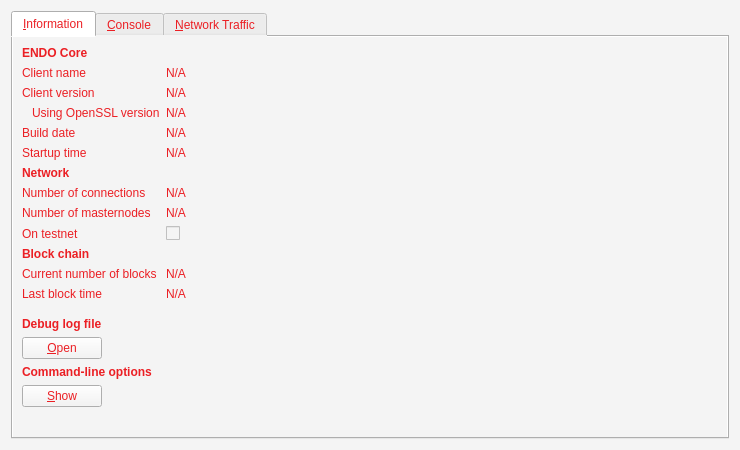
Above: src/qt/forms/rpcconsole.ui from SaltineChips/endox before the change. Below: the same form after it.
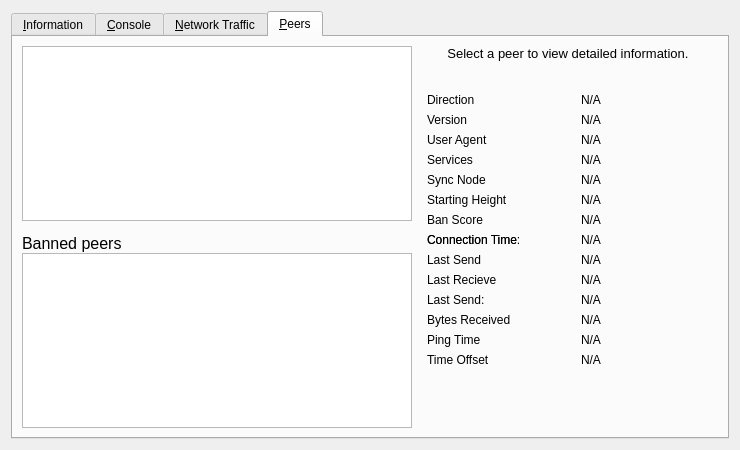
That is the form after the change. The open tabs and pages were chosen to show the change. Icons and pictures are not drawn. Custom widgets are drawn as their Qt base class.

Commit message:
EndoV3 ProtoRelease
Endo Blockchain
Changed-
pretty much everything

```diff
--- a/src/qt/forms/rpcconsole.ui
+++ b/src/qt/forms/rpcconsole.ui
@@ -1,7 +1,7 @@
 <?xml version="1.0" encoding="UTF-8"?>
 <ui version="4.0">
  <class>RPCConsole</class>
- <widget class="QDialog" name="RPCConsole">
+ <widget class="QWidget" name="RPCConsole">
   <property name="geometry">
    <rect>
     <x>0</x>
@@ -14,15 +14,11 @@
    <string>ENDO - Debug window</string>
   </property>
   <property name="styleSheet">
-   <string notr="true">color: rgb(204, 155, 68);
-background-color: rgb(244, 244, 244);</string>
+   <string notr="true"/>
   </property>
   <layout class="QVBoxLayout" name="verticalLayout_2">
    <item>
     <widget class="QTabWidget" name="tabWidget">
-     <property name="styleSheet">
-      <string notr="true">color: #eb1f24</string>
-     </property>
      <property name="currentIndex">
       <number>0</number>
      </property>
@@ -40,7 +36,7 @@
           </font>
          </property>
          <property name="text">
-          <string>ENDO Core</string>
+          <string>Endox-Coin Core</string>
          </property>
         </widget>
        </item>
@@ -1061,6 +1057,484 @@
        </item>
       </layout>
      </widget>
+     <widget class="QWidget" name="tab_peers">
+      <attribute name="title">
+       <string>&amp;Peers</string>
+      </attribute>
+      <layout class="QGridLayout" name="gridLayout_2">
+       <item row="0" column="0" rowspan="2">
+        <layout class="QVBoxLayout" name="verticalLayout_101">
+         <property name="spacing">
+          <number>0</number>
+         </property>
+         <item>
+          <widget class="QTableView" name="peerWidget">
+           <property name="horizontalScrollBarPolicy">
+            <enum>Qt::ScrollBarAsNeeded</enum>
+           </property>
+           <property name="sortingEnabled">
+            <bool>true</bool>
+           </property>
+           <attribute name="horizontalHeaderHighlightSections">
+            <bool>false</bool>
+           </attribute>
+          </widget>
+         </item>
+         <item>
+          <widget class="QLabel" name="banHeading">
+           <property name="sizePolicy">
+            <sizepolicy hsizetype="Preferred" vsizetype="Minimum">
+             <horstretch>0</horstretch>
+             <verstretch>0</verstretch>
+            </sizepolicy>
+           </property>
+           <property name="minimumSize">
+            <size>
+             <width>300</width>
+             <height>32</height>
+            </size>
+           </property>
+           <property name="maximumSize">
+            <size>
+             <width>16777215</width>
+             <height>32</height>
+            </size>
+           </property>
+           <property name="font">
+            <font>
+             <pointsize>12</pointsize>
+            </font>
+           </property>
+           <property name="cursor">
+            <cursorShape>IBeamCursor</cursorShape>
+           </property>
+           <property name="text">
+            <string>Banned peers</string>
+           </property>
+           <property name="alignment">
+            <set>Qt::AlignBottom|Qt::AlignLeading|Qt::AlignLeft</set>
+           </property>
+           <property name="wordWrap">
+            <bool>true</bool>
+           </property>
+           <property name="textInteractionFlags">
+            <set>Qt::NoTextInteraction</set>
+           </property>
+          </widget>
+         </item>
+         <item>
+          <widget class="QTableView" name="banlistWidget">
+           <property name="sizePolicy">
+            <sizepolicy hsizetype="Expanding" vsizetype="Expanding">
+             <horstretch>0</horstretch>
+             <verstretch>0</verstretch>
+            </sizepolicy>
+           </property>
+           <property name="horizontalScrollBarPolicy">
+            <enum>Qt::ScrollBarAsNeeded</enum>
+           </property>
+           <property name="sortingEnabled">
+            <bool>true</bool>
+           </property>
+           <attribute name="horizontalHeaderHighlightSections">
+            <bool>false</bool>
+           </attribute>
+          </widget>
+         </item>
+        </layout>
+       </item>
+       <item row="0" column="1">
+        <widget class="QLabel" name="peerHeading">
+         <property name="sizePolicy">
+          <sizepolicy hsizetype="Preferred" vsizetype="Minimum">
+           <horstretch>0</horstretch>
+           <verstretch>0</verstretch>
+          </sizepolicy>
+         </property>
+         <property name="minimumSize">
+          <size>
+           <width>300</width>
+           <height>32</height>
+          </size>
+         </property>
+         <property name="font">
+          <font>
+           <pointsize>10</pointsize>
+          </font>
+         </property>
+         <property name="cursor">
+          <cursorShape>IBeamCursor</cursorShape>
+         </property>
+         <property name="text">
+          <string>Select a peer to view detailed information.</string>
+         </property>
+         <property name="alignment">
+          <set>Qt::AlignHCenter|Qt::AlignTop</set>
+         </property>
+         <property name="wordWrap">
+          <bool>true</bool>
+         </property>
+         <property name="textInteractionFlags">
+          <set>Qt::LinksAccessibleByMouse|Qt::TextSelectableByKeyboard|Qt::TextSelectableByMouse</set>
+         </property>
+        </widget>
+       </item>
+       <item row="1" column="1">
+        <widget class="QWidget" name="detailWidget" native="true">
+         <property name="minimumSize">
+          <size>
+           <width>300</width>
+           <height>0</height>
+          </size>
+         </property>
+         <layout class="QGridLayout" name="gridLayout_3">
+          <item row="0" column="0">
+           <widget class="QLabel" name="label_23">
+            <property name="text">
+             <string>Direction</string>
+            </property>
+           </widget>
+          </item>
+          <item row="0" column="2">
+           <widget class="QLabel" name="peerDirection">
+            <property name="cursor">
+             <cursorShape>IBeamCursor</cursorShape>
+            </property>
+            <property name="text">
+             <string>N/A</string>
+            </property>
+            <property name="textFormat">
+             <enum>Qt::PlainText</enum>
+            </property>
+            <property name="textInteractionFlags">
+             <set>Qt::LinksAccessibleByMouse|Qt::TextSelectableByKeyboard|Qt::TextSelectableByMouse</set>
+            </property>
+           </widget>
+          </item>
+          <item row="1" column="0">
+           <widget class="QLabel" name="label_21">
+            <property name="text">
+             <string>Version</string>
+            </property>
+           </widget>
+          </item>
+          <item row="2" column="0">
+           <widget class="QLabel" name="label_28">
+            <property name="cursor">
+             <cursorShape>IBeamCursor</cursorShape>
+            </property>
+            <property name="text">
+             <string>User Agent</string>
+            </property>
+            <property name="textFormat">
+             <enum>Qt::PlainText</enum>
+            </property>
+            <property name="textInteractionFlags">
+             <set>Qt::LinksAccessibleByMouse|Qt::TextSelectableByKeyboard|Qt::TextSelectableByMouse</set>
+            </property>
+           </widget>
+          </item>
+          <item row="2" column="2">
+           <widget class="QLabel" name="peerSubversion">
+            <property name="cursor">
+             <cursorShape>IBeamCursor</cursorShape>
+            </property>
+            <property name="text">
+             <string>N/A</string>
+            </property>
+            <property name="textFormat">
+             <enum>Qt::PlainText</enum>
+            </property>
+            <property name="textInteractionFlags">
+             <set>Qt::LinksAccessibleByMouse|Qt::TextSelectableByKeyboard|Qt::TextSelectableByMouse</set>
+            </property>
+           </widget>
+          </item>
+          <item row="3" column="0">
+           <widget class="QLabel" name="label_4">
+            <property name="text">
+             <string>Services</string>
+            </property>
+           </widget>
+          </item>
+          <item row="3" column="2">
+           <widget class="QLabel" name="peerServices">
+            <property name="cursor">
+             <cursorShape>IBeamCursor</cursorShape>
+            </property>
+            <property name="text">
+             <string>N/A</string>
+            </property>
+            <property name="textFormat">
+             <enum>Qt::PlainText</enum>
+            </property>
+            <property name="textInteractionFlags">
+             <set>Qt::LinksAccessibleByMouse|Qt::TextSelectableByKeyboard|Qt::TextSelectableByMouse</set>
+            </property>
+           </widget>
+          </item>
+          <item row="8" column="0">
+           <widget class="QLabel" name="label_22">
+            <property name="text">
+             <string>Connection Time:</string>
+            </property>
+           </widget>
+          </item>
+          <item row="4" column="0">
+           <widget class="QLabel" name="label_25">
+            <property name="text">
+             <string>Sync Node</string>
+            </property>
+           </widget>
+          </item>
+          <item row="4" column="2">
+           <widget class="QLabel" name="peerSyncNode">
+            <property name="cursor">
+             <cursorShape>IBeamCursor</cursorShape>
+            </property>
+            <property name="text">
+             <string>N/A</string>
+            </property>
+            <property name="textFormat">
+             <enum>Qt::PlainText</enum>
+            </property>
+            <property name="textInteractionFlags">
+             <set>Qt::LinksAccessibleByMouse|Qt::TextSelectableByKeyboard|Qt::TextSelectableByMouse</set>
+            </property>
+           </widget>
+          </item>
+          <item row="5" column="0">
+           <widget class="QLabel" name="label_29">
+            <property name="text">
+             <string>Starting Height</string>
+            </property>
+           </widget>
+          </item>
+          <item row="5" column="2">
+           <widget class="QLabel" name="peerHeight">
+            <property name="cursor">
+             <cursorShape>IBeamCursor</cursorShape>
+            </property>
+            <property name="text">
+             <string>N/A</string>
+            </property>
+            <property name="textFormat">
+             <enum>Qt::PlainText</enum>
+            </property>
+            <property name="textInteractionFlags">
+             <set>Qt::LinksAccessibleByMouse|Qt::TextSelectableByKeyboard|Qt::TextSelectableByMouse</set>
+            </property>
+           </widget>
+          </item>
+          <item row="7" column="0">
+           <widget class="QLabel" name="label_24">
+            <property name="text">
+             <string>Ban Score</string>
+            </property>
+           </widget>
+          </item>
+          <item row="7" column="2">
+           <widget class="QLabel" name="peerBanScore">
+            <property name="cursor">
+             <cursorShape>IBeamCursor</cursorShape>
+            </property>
+            <property name="text">
+             <string>N/A</string>
+            </property>
+            <property name="textFormat">
+             <enum>Qt::PlainText</enum>
+            </property>
+            <property name="textInteractionFlags">
+             <set>Qt::LinksAccessibleByMouse|Qt::TextSelectableByKeyboard|Qt::TextSelectableByMouse</set>
+            </property>
+           </widget>
+          </item>
+          <item row="8" column="0">
+           <widget class="QLabel" name="label_22">
+            <property name="text">
+             <string>Connection Time</string>
+            </property>
+           </widget>
+          </item>
+          <item row="8" column="2">
+           <widget class="QLabel" name="peerConnTime">
+            <property name="cursor">
+             <cursorShape>IBeamCursor</cursorShape>
+            </property>
+            <property name="text">
+             <string>N/A</string>
+            </property>
+            <property name="textFormat">
+             <enum>Qt::PlainText</enum>
+            </property>
+            <property name="textInteractionFlags">
+             <set>Qt::LinksAccessibleByMouse|Qt::TextSelectableByKeyboard|Qt::TextSelectableByMouse</set>
+            </property>
+           </widget>
+          </item>
+          <item row="9" column="0">
+           <widget class="QLabel" name="label_15">
+            <property name="text">
+             <string>Last Send</string>
+            </property>
+           </widget>
+          </item>
+          <item row="9" column="2">
+           <widget class="QLabel" name="peerLastSend">
+            <property name="cursor">
+             <cursorShape>IBeamCursor</cursorShape>
+            </property>
+            <property name="text">
+             <string>N/A</string>
+            </property>
+            <property name="textFormat">
+             <enum>Qt::PlainText</enum>
+            </property>
+            <property name="textInteractionFlags">
+             <set>Qt::LinksAccessibleByMouse|Qt::TextSelectableByKeyboard|Qt::TextSelectableByMouse</set>
+            </property>
+           </widget>
+          </item>
+          <item row="10" column="0">
+           <widget class="QLabel" name="label_19">
+            <property name="text">
+             <string>Last Recieve</string>
+            </property>
+           </widget>
+          </item>
+          <item row="10" column="2">
+           <widget class="QLabel" name="peerLastRecv">
+            <property name="cursor">
+             <cursorShape>IBeamCursor</cursorShape>
+            </property>
+            <property name="text">
+             <string>N/A</string>
+            </property>
+            <property name="textFormat">
+             <enum>Qt::PlainText</enum>
+            </property>
+            <property name="textInteractionFlags">
+             <set>Qt::LinksAccessibleByMouse|Qt::TextSelectableByKeyboard|Qt::TextSelectableByMouse</set>
+            </property>
+           </widget>
+          </item>
+          <item row="11" column="0">
+           <widget class="QLabel" name="label_18">
+            <property name="text">
+             <string>Last Send:</string>
+            </property>
+           </widget>
+          </item>
+          <item row="11" column="2">
+           <widget class="QLabel" name="peerBytesSent">
+            <property name="cursor">
+             <cursorShape>IBeamCursor</cursorShape>
+            </property>
+            <property name="text">
+             <string>N/A</string>
+            </property>
+            <property name="textFormat">
+             <enum>Qt::PlainText</enum>
+            </property>
+            <property name="textInteractionFlags">
+             <set>Qt::LinksAccessibleByMouse|Qt::TextSelectableByKeyboard|Qt::TextSelectableByMouse</set>
+            </property>
+           </widget>
+          </item>
+          <item row="12" column="0">
+           <widget class="QLabel" name="label_20">
+            <property name="text">
+             <string>Bytes Received</string>
+            </property>
+           </widget>
+          </item>
+          <item row="12" column="2">
+           <widget class="QLabel" name="peerBytesRecv">
+            <property name="cursor">
+             <cursorShape>IBeamCursor</cursorShape>
+            </property>
+            <property name="text">
+             <string>N/A</string>
+            </property>
+            <property name="textFormat">
+             <enum>Qt::PlainText</enum>
+            </property>
+            <property name="textInteractionFlags">
+             <set>Qt::LinksAccessibleByMouse|Qt::TextSelectableByKeyboard|Qt::TextSelectableByMouse</set>
+            </property>
+           </widget>
+          </item>
+          <item row="13" column="0">
+           <widget class="QLabel" name="label_26">
+            <property name="text">
+             <string>Ping Time</string>
+            </property>
+           </widget>
+          </item>
+          <item row="13" column="2">
+           <widget class="QLabel" name="peerPingTime">
+            <property name="cursor">
+             <cursorShape>IBeamCursor</cursorShape>
+            </property>
+            <property name="text">
+             <string>N/A</string>
+            </property>
+            <property name="textFormat">
+             <enum>Qt::PlainText</enum>
+            </property>
+            <property name="textInteractionFlags">
+             <set>Qt::LinksAccessibleByMouse|Qt::TextSelectableByKeyboard|Qt::TextSelectableByMouse</set>
+            </property>
+           </widget>
+          </item>
+          <item row="14" column="0">
+           <widget class="QLabel" name="label_timeoffset">
+            <property name="text">
+             <string>Time Offset</string>
+            </property>
+           </widget>
+          </item>
+          <item row="14" column="2">
+           <widget class="QLabel" name="timeoffset">
+            <property name="cursor">
+             <cursorShape>IBeamCursor</cursorShape>
+            </property>
+            <property name="text">
+             <string>N/A</string>
+            </property>
+            <property name="textFormat">
+             <enum>Qt::PlainText</enum>
+            </property>
+            <property name="textInteractionFlags">
+             <set>Qt::LinksAccessibleByMouse|Qt::TextSelectableByKeyboard|Qt::TextSelectableByMouse</set>
+            </property>
+           </widget>
+          </item>
+          <item row="15" column="1">
+           <spacer name="verticalSpacer_3">
+            <property name="orientation">
+             <enum>Qt::Vertical</enum>
+            </property>
+            <property name="sizeHint" stdset="0">
+             <size>
+              <width>20</width>
+              <height>40</height>
+             </size>
+            </property>
+           </spacer>
+          </item>
+          <item row="1" column="2">
+           <widget class="QLabel" name="peerVersion">
+            <property name="text">
+             <string>N/A</string>
+            </property>
+           </widget>
+          </item>
+         </layout>
+        </widget>
+       </item>
+      </layout>
+     </widget>
     </widget>
    </item>
   </layout>
```
Left out of the diff: 284 changed lines with no effect on the pictures. The commit also changes 530 other files.
